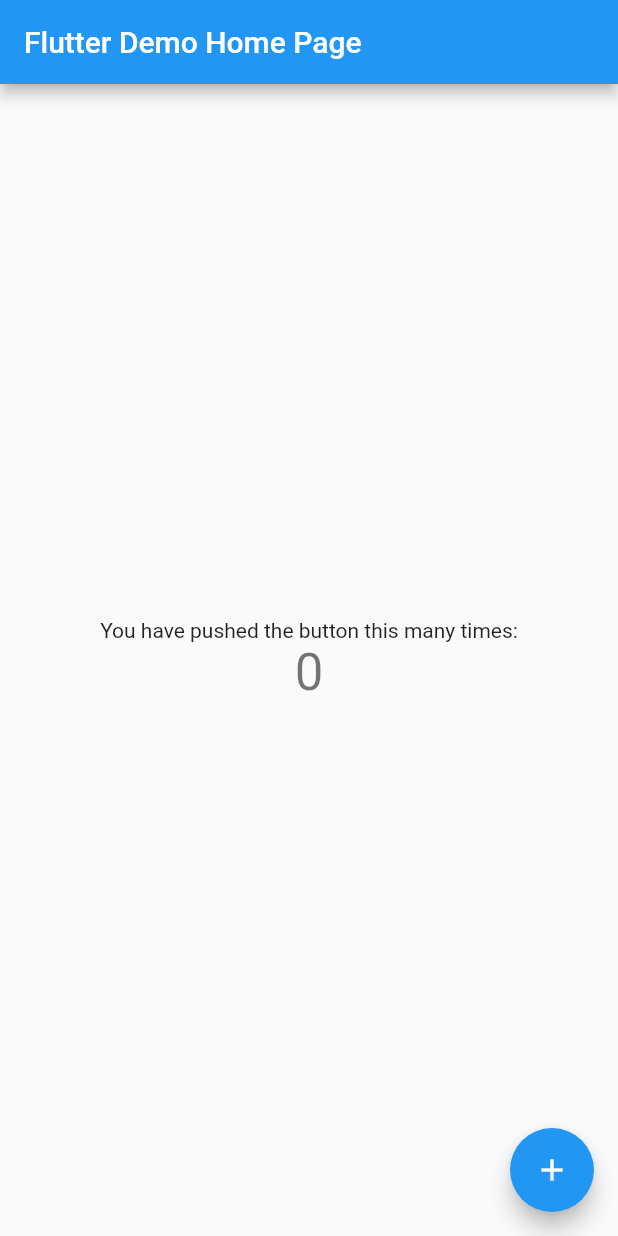
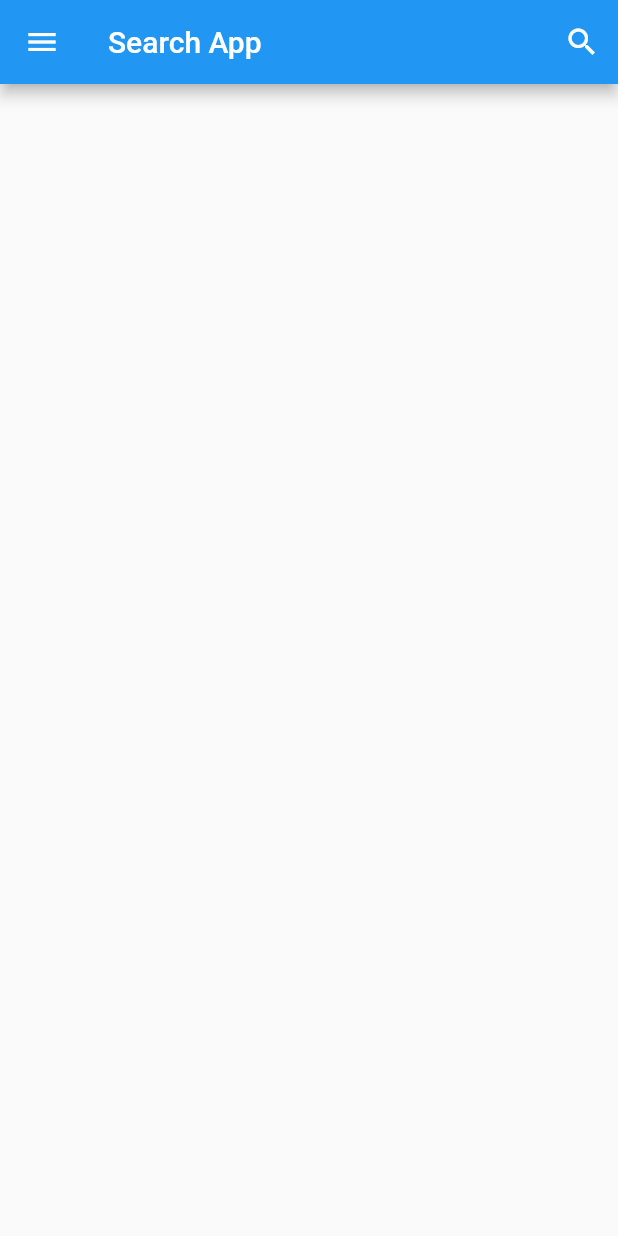
Before and after one commit to keeran2488/search_delegate, a Flutter app: the screen it shows after launch, on a phone screen of 412 x 824 dp. Run offline on Flutter 3.47's test engine with Material 2 defaults, Android fonts, the phone set to English and light mode, and no system bars.

Commit message:
basic search funtion

```diff
--- a/lib/main.dart
+++ b/lib/main.dart
@@ -3,109 +3,112 @@ import 'package:flutter/material.dart';
 void main() => runApp(MyApp());
 
 class MyApp extends StatelessWidget {
-  // This widget is the root of your application.
+
   @override
   Widget build(BuildContext context) {
     return MaterialApp(
       title: 'Flutter Demo',
       theme: ThemeData(
-        // This is the theme of your application.
-        //
-        // Try running your application with "flutter run". You'll see the
-        // application has a blue toolbar. Then, without quitting the app, try
-        // changing the primarySwatch below to Colors.green and then invoke
-        // "hot reload" (press "r" in the console where you ran "flutter run",
-        // or simply save your changes to "hot reload" in a Flutter IDE).
-        // Notice that the counter didn't reset back to zero; the application
-        // is not restarted.
         primarySwatch: Colors.blue,
       ),
-      home: MyHomePage(title: 'Flutter Demo Home Page'),
+      home: MyHomePage(),
     );
   }
 }
 
 class MyHomePage extends StatefulWidget {
-  MyHomePage({Key key, this.title}) : super(key: key);
-
-  // This widget is the home page of your application. It is stateful, meaning
-  // that it has a State object (defined below) that contains fields that affect
-  // how it looks.
-
-  // This class is the configuration for the state. It holds the values (in this
-  // case the title) provided by the parent (in this case the App widget) and
-  // used by the build method of the State. Fields in a Widget subclass are
-  // always marked "final".
-
-  final String title;
-
   @override
   _MyHomePageState createState() => _MyHomePageState();
 }
 
 class _MyHomePageState extends State<MyHomePage> {
-  int _counter = 0;
+  @override
+  Widget build(BuildContext context) {
+    return Scaffold(
+      appBar: AppBar(
+        title: Text("Search App"),
+        actions: <Widget>[
+          IconButton(icon: Icon(Icons.search), onPressed: (){
+            showSearch(context: context, delegate: DataSearch());
+          }),
+        ],
+      ),
+      drawer: Drawer(),
+    );
+  }
+}
 
-  void _incrementCounter() {
-    setState(() {
-      // This call to setState tells the Flutter framework that something has
-      // changed in this State, which causes it to rerun the build method below
-      // so that the display can reflect the updated values. If we changed
-      // _counter without calling setState(), then the build method would not be
-      // called again, and so nothing would appear to happen.
-      _counter++;
-    });
+class DataSearch extends SearchDelegate<String>{
+  final names = [
+    "Kiran",
+    "Prajwal",
+    "Abhinish",
+    "Milan",
+    "Sijan",
+    "Deepsana",
+    "Manie",
+  ];
+
+  final recentNames = [
+    "Harry",
+    "Ashutosh",
+    "Shekhar"
+  ];
+
+  @override
+  List<Widget> buildActions(BuildContext context) {
+    //displaying clear button
+    return [
+      IconButton(
+        icon: Icon(Icons.clear),
+        onPressed: (){
+          query = '';
+        }
+      ),
+    ];
   }
 
   @override
-  Widget build(BuildContext context) {
-    // This method is rerun every time setState is called, for instance as done
-    // by the _incrementCounter method above.
-    //
-    // The Flutter framework has been optimized to make rerunning build methods
-    // fast, so that you can just rebuild anything that needs updating rather
-    // than having to individually change instances of widgets.
-    return Scaffold(
-      appBar: AppBar(
-        // Here we take the value from the MyHomePage object that was created by
-        // the App.build method, and use it to set our appbar title.
-        title: Text(widget.title),
+  Widget buildLeading(BuildContext context) {
+    //displaying back button on search bar
+    return IconButton(
+      icon: AnimatedIcon(
+        icon: AnimatedIcons.menu_arrow,
+        progress: transitionAnimation
       ),
-      body: Center(
-        // Center is a layout widget. It takes a single child and positions it
-        // in the middle of the parent.
-        child: Column(
-          // Column is also a layout widget. It takes a list of children and
-          // arranges them vertically. By default, it sizes itself to fit its
-          // children horizontally, and tries to be as tall as its parent.
-          //
-          // Invoke "debug painting" (press "p" in the console, choose the
-          // "Toggle Debug Paint" action from the Flutter Inspector in Android
-          // Studio, or the "Toggle Debug Paint" command in Visual Studio Code)
-          // to see the wireframe for each widget.
-          //
-          // Column has various properties to control how it sizes itself and
-          // how it positions its children. Here we use mainAxisAlignment to
-          // center the children vertically; the main axis here is the vertical
-          // axis because Columns are vertical (the cross axis would be
-          // horizontal).
-          mainAxisAlignment: MainAxisAlignment.center,
-          children: <Widget>[
-            Text(
-              'You have pushed the button this many times:',
-            ),
-            Text(
-              '$_counter',
-              style: Theme.of(context).textTheme.display1,
-            ),
-          ],
-        ),
-      ),
-      floatingActionButton: FloatingActionButton(
-        onPressed: _incrementCounter,
-        tooltip: 'Increment',
-        child: Icon(Icons.add),
-      ), // This trailing comma makes auto-formatting nicer for build methods.
+      onPressed: (){
+        close(context, null);
+      },
     );
   }
+
+  @override
+  Widget buildResults(BuildContext context) {
+    return Center(
+      child: Container(
+        height: 100,
+        width: 100,
+        child: Card(
+          child: Text(query),
+        )
+      ),
+    );
+  }
+
+  @override
+  Widget buildSuggestions(BuildContext context) {
+    final suggestionList = query.isEmpty?recentNames:names.where((word) => word.startsWith(query)).toList();
+
+    return ListView.builder(
+      itemBuilder: (context, index) => ListTile(
+        onTap: (){
+          showResults(context);
+        },
+        leading: Icon(Icons.person),
+        title: Text(suggestionList[index]),
+      ),
+      itemCount: suggestionList.length,
+    );
+  }
+
 }
```
